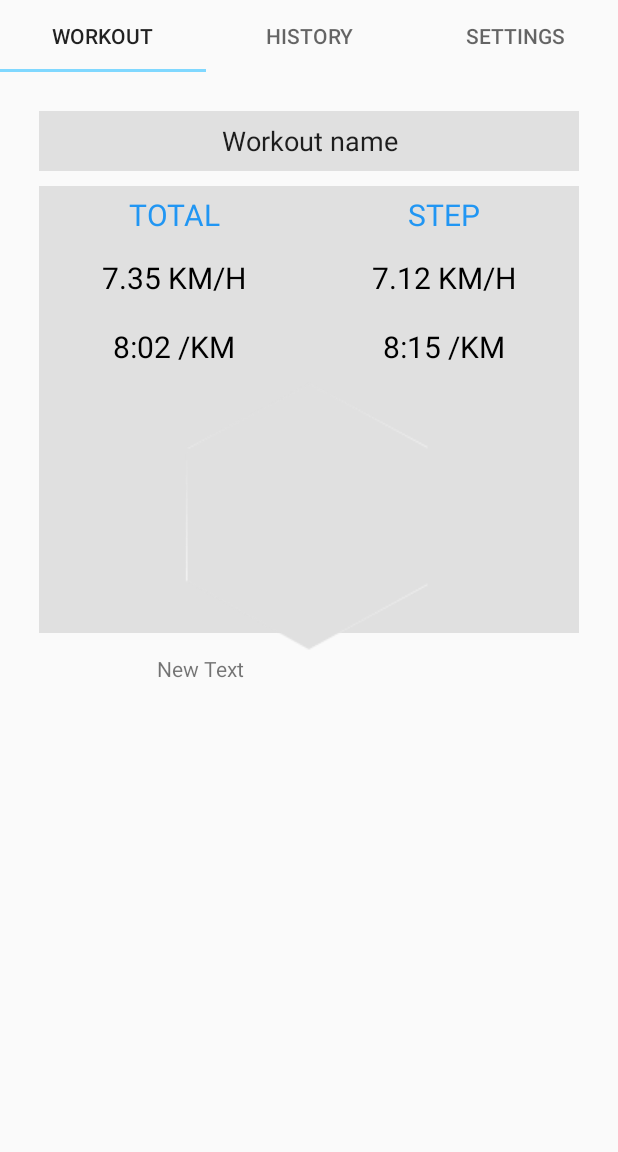
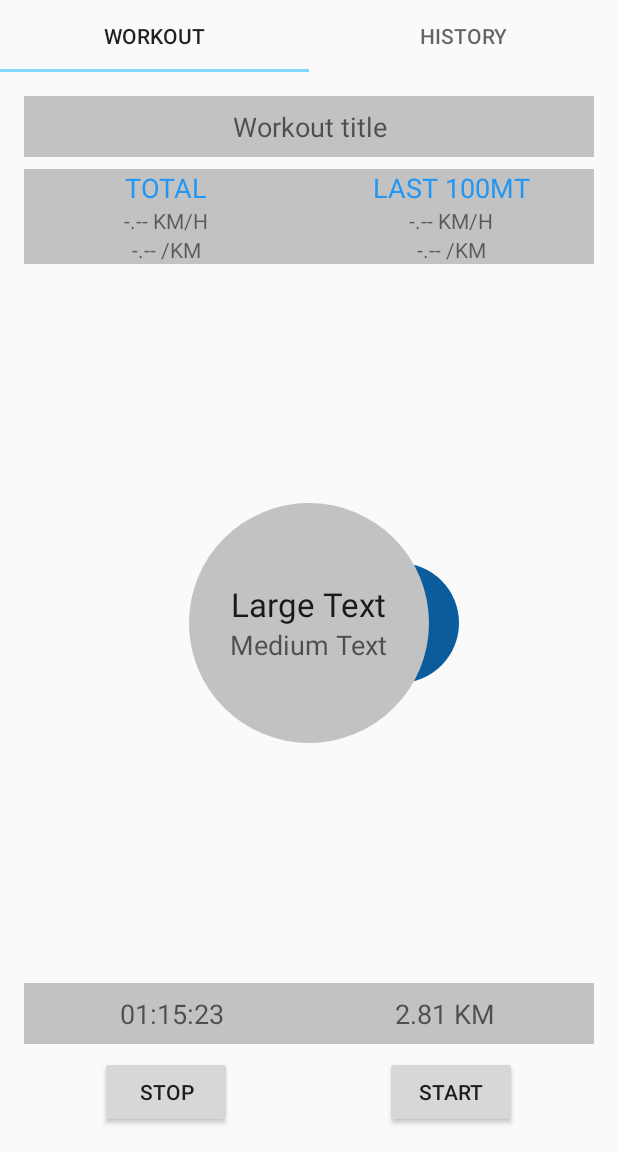
Before and after one commit to stefanolande/Qaddu, an Android app: the screen it shows after launch (MainActivity), on a phone screen of 412 x 824 dp, the part 84-1236 px from its top. Run offline under Robolectric (Android 15) with nearby library versions, the phone set to English and light mode, and no system bars; our stand-ins replace ButterKnife.

Commit message:
Layout for runner assistant

```diff
--- a/app/src/main/java/so2/unica/qaddu/MainActivity.java
+++ b/app/src/main/java/so2/unica/qaddu/MainActivity.java
@@ -11,8 +11,6 @@ import android.support.v7.widget.Toolbar;
 import android.util.Log;
 import android.view.Menu;
 import android.view.MenuItem;
-
-import com.j256.ormlite.dao.ForeignCollection;
 
 import java.sql.SQLException;
 import java.util.ArrayList;
@@ -37,29 +35,23 @@ public class MainActivity extends AppCompatActivity {
 
         @Override
         public Fragment getItem(int i) {
-            Fragment frg;
+            Fragment frg = new Fragment();
             switch (i) {
                 case 0:
-                    frg = Workout.newInstance("fdfgf", "fgdfgdfg");
+                    frg = new Workout();
                     break;
                 case 1:
                     frg = new History();
                     break;
-                case 2:
-                    frg = new Settings();
-                    break;
-                default:
-                    // Vida loca
-                    frg = new Workout();
-                    break;
             }
 
             return frg;
+
         }
 
         @Override
         public int getCount() {
-            return 3;
+            return 2;
         }
 
         @Override
@@ -72,9 +64,6 @@ public class MainActivity extends AppCompatActivity {
                     break;
                 case 1:
                     title = getResources().getString(R.string.title_fragment_history);
-                    break;
-                case 2:
-                    title = getResources().getString(R.string.title_fragment_settings);
                     break;
             }
 
@@ -151,10 +140,9 @@ public class MainActivity extends AppCompatActivity {
         }
 
 
-
         List<WorkoutItem> data = DatabaseHelper.getIstance().GetData(WorkoutItem.class);
         List<WorkoutPoint> points = data.get(0).getPoints();
-        Log.d("f","g");
+        Log.d("f", "g");
 
         /*gianni.setTotalTime(5345345435l);
         gianni.setStart(new Date());
--- /dev/null
+++ b/app/src/main/res/drawable/circle_gray.xml
@@ -0,0 +1,4 @@
+<?xml version="1.0" encoding="utf-8"?>
+<shape xmlns:android="http://schemas.android.com/apk/res/android" android:shape="oval" >
+    <solid android:color="@color/QadduGray"/>
+</shape>
--- a/app/src/main/res/layout/fragment_workout.xml
+++ b/app/src/main/res/layout/fragment_workout.xml
@@ -1,133 +1,234 @@
 <RelativeLayout xmlns:android="http://schemas.android.com/apk/res/android"
-    xmlns:tools="http://schemas.android.com/tools"
     android:layout_width="match_parent"
-    android:layout_height="wrap_content"
-    tools:context=".quadduFragments.Workout">
+    android:layout_height="match_parent">
 
 
     <EditText
+        android:id="@+id/nameWorkout"
         android:layout_width="match_parent"
-        android:layout_height="40dp"
-        android:id="@+id/nameWorkout"
+        android:layout_height="wrap_content"
+        android:layout_alignParentTop="true"
         android:layout_gravity="center_horizontal|top"
-        android:text="Workout name"
-        android:background="#E0E0E0"
-        android:textAlignment="center"
-        android:layout_alignParentTop="true"
-        android:layout_marginLeft="10dp"
-        android:layout_marginRight="10dp"
-        android:layout_marginTop="10dp" />
+        android:background="@color/QadduGray"
+        android:hint="@string/workout_title"
+        android:padding="@dimen/default_padding_half"
+        android:textAlignment="center" />
 
-    <TableLayout
+    <LinearLayout
+        android:id="@+id/llWorkoutData"
+        android:layout_width="match_parent"
+        android:layout_height="wrap_content"
+        android:layout_below="@+id/nameWorkout"
+        android:layout_marginTop="@dimen/default_padding_half"
+        android:background="@color/QadduGray"
+        android:orientation="horizontal"
+        android:weightSum="1">
+
+
+        <LinearLayout
+            android:layout_width="0dp"
+            android:layout_height="match_parent"
+            android:layout_weight="0.5"
+            android:gravity="center_horizontal"
+            android:orientation="vertical">
+
+
+            <TextView
+                android:id="@+id/textView"
+                android:layout_width="wrap_content"
+                android:layout_height="wrap_content"
+                android:text="TOTAL"
+                android:textAppearance="?android:attr/textAppearanceMedium"
+                android:textColor="@color/colorPrimary" />
+
+            <TextView
+                android:id="@+id/textView6"
+                android:layout_width="wrap_content"
+                android:layout_height="wrap_content"
+                android:text="-.-- KM/H"
+                android:textAppearance="?android:attr/textAppearanceSmall" />
+
+            <TextView
+                android:id="@+id/textView9"
+                android:layout_width="wrap_content"
+                android:layout_height="wrap_content"
+                android:text="-.-- /KM"
+                android:textAppearance="?android:attr/textAppearanceSmall" />
+        </LinearLayout>
+
+        <LinearLayout
+            android:layout_width="0dp"
+            android:layout_height="match_parent"
+            android:layout_weight="0.5"
+            android:gravity="center_horizontal"
+            android:orientation="vertical">
+
+
+            <TextView
+                android:id="@+id/textView4"
+                android:layout_width="wrap_content"
+                android:layout_height="wrap_content"
+                android:text="LAST 100MT"
+                android:textAppearance="?android:attr/textAppearanceMedium"
+                android:textColor="@color/colorPrimary" />
+
+            <TextView
+                android:id="@+id/textView7"
+                android:layout_width="wrap_content"
+                android:layout_height="wrap_content"
+                android:text="-.-- KM/H"
+                android:textAppearance="?android:attr/textAppearanceSmall" />
+
+            <TextView
+                android:id="@+id/textView8"
+                android:layout_width="wrap_content"
+                android:layout_height="wrap_content"
+                android:text="-.-- /KM"
+                android:textAppearance="?android:attr/textAppearanceSmall" />
+        </LinearLayout>
+    </LinearLayout>
+
+    <RelativeLayout
+        android:id="@+id/llHexHolder"
         android:layout_width="match_parent"
         android:layout_height="match_parent"
-        android:layout_below="@+id/nameWorkout"
-        android:layout_marginTop="10dp"
-        android:background="#E0E0E0"
-        android:id="@+id/tableWorkout"
-        android:layout_marginLeft="10dp"
-        android:layout_marginRight="10dp"
-        android:layout_gravity="center"
-        android:layout_marginBottom="330dp"
-        android:layout_alignParentEnd="true">
+        android:layout_above="@+id/llStatus"
+        android:layout_below="@+id/llWorkoutData"
+        android:layout_marginTop="@dimen/default_padding_half"
+        android:orientation="vertical">
 
-        <TableRow
+        <LinearLayout
+            android:layout_width="match_parent"
             android:layout_height="wrap_content"
-            android:layout_width="fill_parent"
+            android:layout_centerHorizontal="true"
+            android:layout_centerVertical="true"
+            android:orientation="horizontal"
             android:gravity="center_horizontal">
 
-            <TextView
-                android:id="@+id/TextViewTitleTotal"
-                android:text="TOTAL"
-                android:layout_weight="1"
-                android:textColor="#2196F3"
-                android:textSize="20dp"
-                android:padding="5dp"
-                android:gravity="center"/>
+            <View
+                android:id="@+id/min_circle"
+                android:layout_width="80dp"
+                android:layout_height="80dp"
+                android:background="@drawable/circle_gray"
+                android:backgroundTint="@color/colorPrimaryDark"
+                android:layout_marginLeft="120dp" />
+        </LinearLayout>
+
+        <View
+            android:id="@+id/main_circle"
+            android:layout_width="160dp"
+            android:layout_height="160dp"
+            android:layout_centerHorizontal="true"
+            android:layout_centerVertical="true"
+            android:background="@drawable/circle_gray" />
+
+        <LinearLayout
+            android:layout_width="wrap_content"
+            android:layout_height="wrap_content"
+            android:layout_alignBottom="@+id/main_circle"
+            android:layout_alignEnd="@+id/main_circle"
+            android:layout_alignStart="@+id/main_circle"
+            android:layout_alignTop="@+id/main_circle"
+            android:gravity="center_vertical|center_horizontal"
+            android:orientation="vertical">
 
             <TextView
-                android:id="@+id/TextViewTitleStep"
-                android:text="STEP"
-                android:layout_weight="1"
-                android:textColor="#2196F3"
-                android:textSize="20dp"
-                android:padding="5dip"
-                android:gravity="center"/>
-        </TableRow>
-
-        <TableRow
-            android:layout_height="wrap_content"
-            android:layout_width="fill_parent"
-            android:gravity="center_horizontal">
+                android:id="@+id/textView12"
+                android:layout_width="wrap_content"
+                android:layout_height="wrap_content"
+                android:text="Large Text"
+                android:textAppearance="?android:attr/textAppearanceLarge" />
 
             <TextView
-                android:id="@+id/TextView3"
-                android:text="7.35 KM/H"
-                android:layout_weight="1"
-                android:textColor="#000000"
-                android:textSize="20dp"
-                android:padding="9dip"
-                android:gravity="center"/>
+                android:id="@+id/textView13"
+                android:layout_width="wrap_content"
+                android:layout_height="wrap_content"
+                android:text="Medium Text"
+                android:textAppearance="?android:attr/textAppearanceMedium" />
+        </LinearLayout>
+
+
+    </RelativeLayout>
+
+    <LinearLayout
+        android:id="@+id/llStatus"
+        android:layout_width="match_parent"
+        android:layout_height="wrap_content"
+        android:layout_above="@+id/llButtonsHolder"
+        android:layout_alignParentStart="true"
+        android:layout_marginTop="@dimen/default_padding_half"
+        android:background="@color/QadduGray"
+        android:orientation="horizontal"
+        android:padding="@dimen/default_padding_half"
+        android:weightSum="1">
+
+        <LinearLayout
+            android:layout_width="0dp"
+            android:layout_height="match_parent"
+            android:layout_weight="0.5"
+            android:gravity="center_horizontal"
+            android:orientation="vertical">
 
             <TextView
-                android:id="@+id/TextView4"
-                android:text="7.12 KM/H"
-                android:layout_weight="1"
-                android:textColor="#000000"
-                android:textSize="20dp"
-                android:padding="9dip"
-                android:gravity="center"/>
-        </TableRow>
+                android:id="@+id/textView10"
+                android:layout_width="wrap_content"
+                android:layout_height="wrap_content"
+                android:text="01:15:23"
+                android:textAppearance="?android:attr/textAppearanceMedium" />
+        </LinearLayout>
 
-        <TableRow
-            android:layout_height="wrap_content"
-            android:layout_width="fill_parent"
-            android:gravity="center_horizontal">
+        <LinearLayout
+            android:layout_width="0dp"
+            android:layout_height="match_parent"
+            android:layout_weight="0.5"
+            android:gravity="center_horizontal"
+            android:orientation="vertical">
 
             <TextView
-                android:id="@+id/TextView5"
-                android:text="8:02 /KM"
-                android:layout_weight="1"
-                android:textColor="#000000"
-                android:textSize="20dp"
-                android:padding="9dip"
-                android:gravity="center"/>
-
-            <TextView
-                android:id="@+id/TextView6"
-                android:text="8:15 /KM"
-                android:layout_weight="1"
-                android:textColor="#000000"
-                android:textSize="20dp"
-                android:padding="9dip"
-                android:gravity="center"/>
-        </TableRow>
-
-    </TableLayout>
+                android:id="@+id/textView11"
+                android:layout_width="wrap_content"
+                android:layout_height="wrap_content"
+                android:text="2.81 KM"
+                android:textAppearance="?android:attr/textAppearanceMedium" />
+        </LinearLayout>
+    </LinearLayout>
 
     <LinearLayout
-        android:orientation="vertical"
+        android:id="@+id/llButtonsHolder"
         android:layout_width="match_parent"
-        android:layout_height="match_parent"
-        android:layout_alignTop="@+id/tableWorkout"
-        android:layout_centerHorizontal="true"
-        android:layout_marginTop="128dp"
+        android:layout_height="wrap_content"
+        android:layout_alignParentBottom="true"
+        android:layout_marginTop="@dimen/default_padding_half"
+        android:orientation="horizontal"
         android:weightSum="1">
 
-        <ImageView
-            android:layout_width="wrap_content"
-            android:layout_height="wrap_content"
-            android:id="@+id/imageView"
-            android:src="@drawable/rombo"
-            android:layout_gravity="center_horizontal" />
+        <LinearLayout
+            android:layout_width="0dp"
+            android:layout_height="match_parent"
+            android:layout_weight="0.5"
+            android:gravity="center_horizontal"
+            android:orientation="vertical">
 
-        <TextView
-            android:layout_width="202dp"
-            android:layout_height="wrap_content"
-            android:text="New Text"
-            android:id="@+id/textView"
-            android:layout_gravity="center_horizontal"
-            android:layout_weight="0.22" />
+            <Button
+                android:id="@+id/button"
+                android:layout_width="wrap_content"
+                android:layout_height="wrap_content"
+                android:text="STOP" />
+        </LinearLayout>
+
+        <LinearLayout
+            android:layout_width="0dp"
+            android:layout_height="match_parent"
+            android:layout_weight="0.5"
+            android:gravity="center_horizontal"
+            android:orientation="vertical">
+
+            <Button
+                android:id="@+id/button2"
+                android:layout_width="wrap_content"
+                android:layout_height="wrap_content"
+                android:text="START" />
+        </LinearLayout>
     </LinearLayout>
 
 
--- a/app/src/main/res/values/dimens.xml
+++ b/app/src/main/res/values/dimens.xml
@@ -9,4 +9,5 @@
 
 
     <dimen name="default_padding">16dp</dimen>
+    <dimen name="default_padding_half">8dp</dimen>
 </resources>
--- a/app/src/main/res/values/strings.xml
+++ b/app/src/main/res/values/strings.xml
@@ -8,4 +8,5 @@
 
     <string name="section_format">Hello World from section: %1$d</string>
     <string name="settings">Settings</string>
+    <string name="workout_title">Workout title</string>
 </resources>
```
